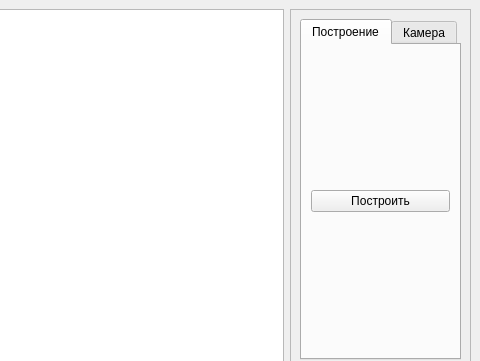
Old version of the form ui/qt/design.ui in the repository migregal/bmstu-iu7-cg-cp; both pictures show x 333 to 813 and y 0 to 361 of the 813 by 741 pixel window.
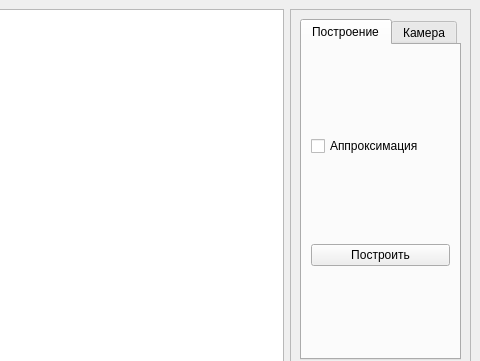
New version of the form.

Commit message: Fractal's color approximation added

Patch:
```diff
--- a/ui/qt/design.ui
+++ b/ui/qt/design.ui
@@ -43,7 +43,7 @@
            <string>Построение</string>
           </attribute>
           <layout class="QGridLayout" name="gridLayout">
-           <item row="0" column="0">
+           <item row="1" column="1">
             <widget class="QPushButton" name="buildImageButton">
              <property name="sizePolicy">
               <sizepolicy hsizetype="Expanding" vsizetype="Fixed">
@@ -56,6 +56,13 @@
              </property>
             </widget>
            </item>
+           <item row="0" column="1">
+            <widget class="QCheckBox" name="approximateFractal">
+             <property name="text">
+              <string>Аппроксимация</string>
+             </property>
+            </widget>
+           </item>
           </layout>
          </widget>
          <widget class="QWidget" name="tab_2">
```
The commit also changes 5 other files.
